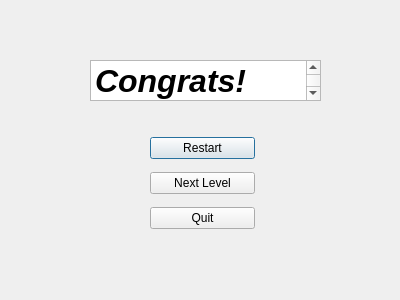
Qt form src/win_screen.ui (AlexSze/comp2012h-spaceinvader) before a commit.
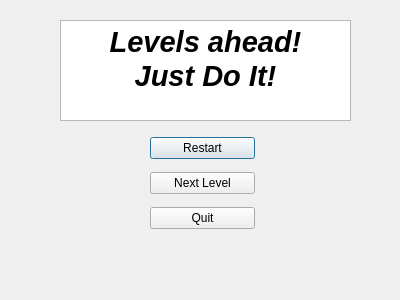
The same form after that commit.

What changed in the file:
```diff
--- a/src/win_screen.ui
+++ b/src/win_screen.ui
@@ -16,18 +16,19 @@
   <widget class="QTextBrowser" name="textBrowser">
    <property name="geometry">
     <rect>
-     <x>90</x>
-     <y>60</y>
-     <width>231</width>
-     <height>41</height>
+     <x>60</x>
+     <y>20</y>
+     <width>291</width>
+     <height>101</height>
     </rect>
    </property>
    <property name="html">
     <string>&lt;!DOCTYPE HTML PUBLIC &quot;-//W3C//DTD HTML 4.0//EN&quot; &quot;http://www.w3.org/TR/REC-html40/strict.dtd&quot;&gt;
 &lt;html&gt;&lt;head&gt;&lt;meta name=&quot;qrichtext&quot; content=&quot;1&quot; /&gt;&lt;style type=&quot;text/css&quot;&gt;
 p, li { white-space: pre-wrap; }
-&lt;/style&gt;&lt;/head&gt;&lt;body style=&quot; font-family:'MS Shell Dlg 2'; font-size:7.8pt; font-weight:400; font-style:normal;&quot;&gt;
-&lt;p style=&quot; margin-top:0px; margin-bottom:0px; margin-left:0px; margin-right:0px; -qt-block-indent:0; text-indent:0px;&quot;&gt;&lt;span style=&quot; font-family:'.AppleSystemUIFont'; font-size:24pt; font-weight:600; font-style:italic;&quot;&gt;Congrats! You can proceed to the next level!&lt;/span&gt;&lt;/p&gt;&lt;/body&gt;&lt;/html&gt;</string>
+&lt;/style&gt;&lt;/head&gt;&lt;body style=&quot; font-family:'Cantarell'; font-size:11pt; font-weight:400; font-style:normal;&quot;&gt;
+&lt;p align=&quot;center&quot; style=&quot; margin-top:0px; margin-bottom:0px; margin-left:0px; margin-right:0px; -qt-block-indent:0; text-indent:0px;&quot;&gt;&lt;span style=&quot; font-family:'.AppleSystemUIFont'; font-size:22pt; font-weight:600; font-style:italic;&quot;&gt;Levels ahead!&lt;/span&gt;&lt;/p&gt;
+&lt;p align=&quot;center&quot; style=&quot; margin-top:0px; margin-bottom:0px; margin-left:0px; margin-right:0px; -qt-block-indent:0; text-indent:0px;&quot;&gt;&lt;span style=&quot; font-family:'.AppleSystemUIFont'; font-size:22pt; font-weight:600; font-style:italic;&quot;&gt;Just Do It!&lt;/span&gt;&lt;/p&gt;&lt;/body&gt;&lt;/html&gt;</string>
    </property>
   </widget>
   <widget class="QWidget" name="layoutWidget">
```
Left out of the diff: 2 changed lines with no effect on the pictures.
